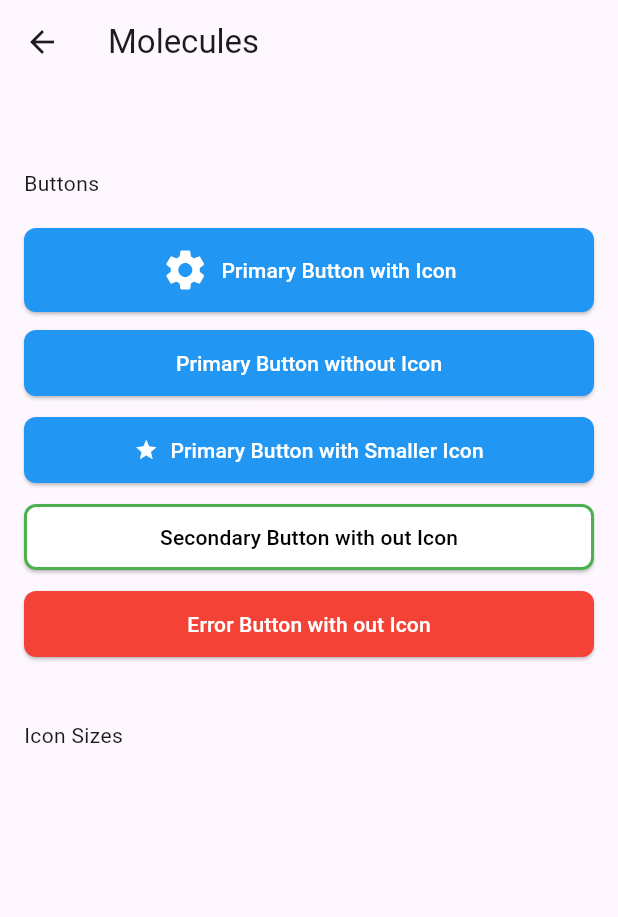
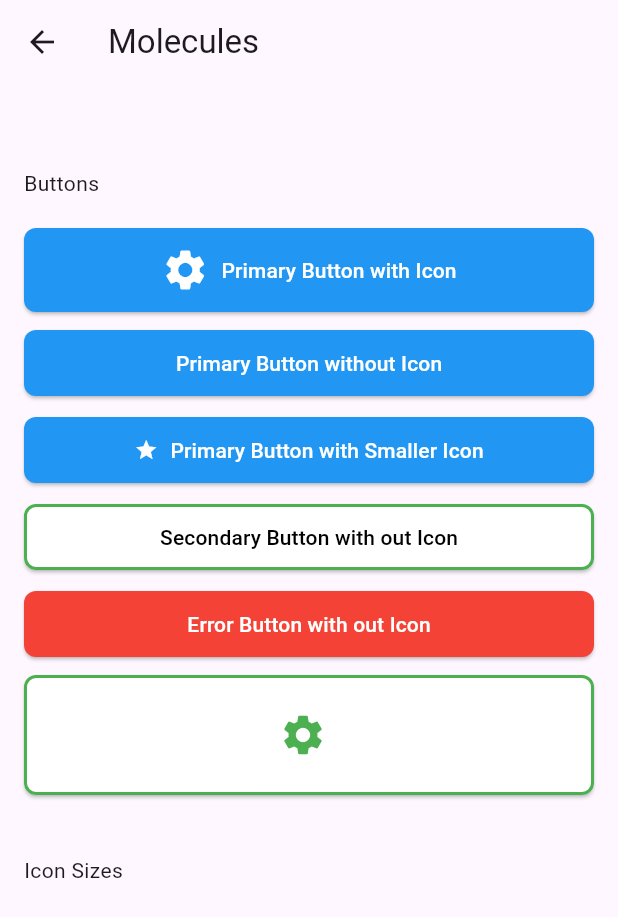
Before and after one commit to mavincci/Widgetr, a Flutter app: the MoleculesGallery screen opened directly, on a phone screen of 412 x 824 dp. Shown: the top 917 px of the screen. Run offline on Flutter 3.47's test engine with Material 3 defaults, Android fonts, the phone set to English and light mode, and no system bars.

Commit message:
Added features for icon button

```diff
--- a/lib/design/molecules/custom_button.dart
+++ b/lib/design/molecules/custom_button.dart
@@ -15,10 +15,10 @@ class CustomButton extends StatelessWidget {
 
   const CustomButton({
     super.key,
-    this.text,
     required this.onPressed,
     required this.backgroundColor,
     required this.textColor,
+    this.text,
     this.icon,
     this.iconSize,
     this.padding = const EdgeInsets.symmetric(vertical: 12, horizontal: 24),
--- a/lib/pages/molecules_gallery.dart
+++ b/lib/pages/molecules_gallery.dart
@@ -47,6 +47,20 @@ class MoleculesGallery extends StatelessWidget {
         );
       }
 
+      buildIconButton(Icon? icon) {
+        return CustomButton(
+          onPressed: () => print("Icon Button pressed"),
+          backgroundColor: Colors.white,
+          textColor: theme.colorPallet.secondary,
+          icon: icon,
+          iconSize: theme.iconSizes.largeSize,
+          borderColor: theme.colorPallet.secondary,
+          borderWidth: theme.borders.mediumWidth,
+          borderRadius: theme.borders.mediumRadius,
+          padding: const EdgeInsets.all(24),
+        );
+      }
+
       return Column(
         crossAxisAlignment: CrossAxisAlignment.start,
         children: [
@@ -74,6 +88,8 @@ class MoleculesGallery extends StatelessWidget {
           buildErrorButton(
             text: "Error Button with out Icon",
           ),
+          const SizedBox(height: 10),
+          buildIconButton(Icon(Icons.settings)),
         ],
       );
     }
```
